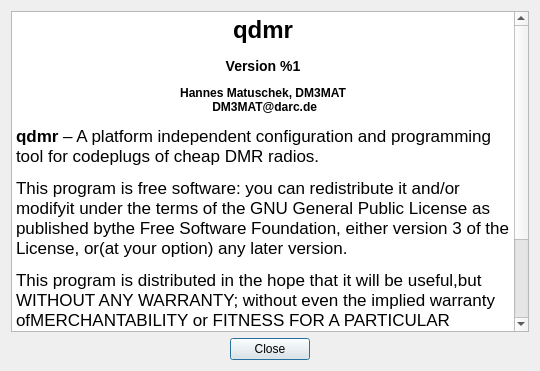
This is shared/aboutdialog.ui in hmatuschek/qdmr as Qt 5 draws it before an edit. The edited form follows.
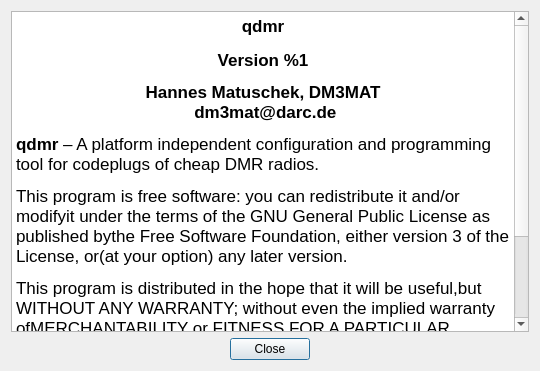
This is the edited form. Icons and pictures are not drawn.

The edit to the form file:
```diff
--- a/shared/aboutdialog.ui
+++ b/shared/aboutdialog.ui
@@ -30,14 +30,14 @@
       <string>&lt;!DOCTYPE HTML PUBLIC &quot;-//W3C//DTD HTML 4.0//EN&quot; &quot;http://www.w3.org/TR/REC-html40/strict.dtd&quot;&gt;
 &lt;html&gt;&lt;head&gt;&lt;meta name=&quot;qrichtext&quot; content=&quot;1&quot; /&gt;&lt;title&gt;About qdmr&lt;/title&gt;&lt;style type=&quot;text/css&quot;&gt;
 p, li { white-space: pre-wrap; }
-&lt;/style&gt;&lt;/head&gt;&lt;body style=&quot; font-family:'.SF NS Text'; font-size:13pt; font-weight:400; font-style:normal;&quot;&gt;
-&lt;h1 align=&quot;center&quot; style=&quot; margin-top:18px; margin-bottom:12px; margin-left:0px; margin-right:0px; -qt-block-indent:0; text-indent:0px;&quot;&gt;&lt;span style=&quot; font-size:xx-large; font-weight:600;&quot;&gt;qdmr&lt;/span&gt;&lt;/h1&gt;
-&lt;h3 align=&quot;center&quot; style=&quot; margin-top:14px; margin-bottom:12px; margin-left:0px; margin-right:0px; -qt-block-indent:0; text-indent:0px;&quot;&gt;&lt;span style=&quot; font-size:large; font-weight:600;&quot;&gt;Version %1&lt;/span&gt;&lt;/h3&gt;
-&lt;h4 align=&quot;center&quot; style=&quot; margin-top:12px; margin-bottom:12px; margin-left:0px; margin-right:0px; -qt-block-indent:0; text-indent:0px;&quot;&gt;&lt;span style=&quot; font-size:medium; font-weight:600;&quot;&gt;Hannes Matuschek, DM3MAT&lt;br /&gt; DM3MAT@darc.de&lt;/span&gt;&lt;/h4&gt;
-&lt;p style=&quot; margin-top:12px; margin-bottom:12px; margin-left:0px; margin-right:0px; -qt-block-indent:0; text-indent:0px;&quot;&gt;&lt;span style=&quot; font-weight:600;&quot;&gt;qdmr&lt;/span&gt; – A platform independent configuration and programming tool for codeplugs of cheap DMR radios.&lt;/p&gt;
-&lt;p style=&quot; margin-top:12px; margin-bottom:12px; margin-left:0px; margin-right:0px; -qt-block-indent:0; text-indent:0px;&quot;&gt;This program is free software: you can redistribute it and/or modifyit under the terms of the GNU General Public License as published bythe Free Software Foundation, either version 3 of the License, or(at your option) any later version.&lt;/p&gt;
-&lt;p style=&quot; margin-top:12px; margin-bottom:12px; margin-left:0px; margin-right:0px; -qt-block-indent:0; text-indent:0px;&quot;&gt;This program is distributed in the hope that it will be useful,but WITHOUT ANY WARRANTY; without even the implied warranty ofMERCHANTABILITY or FITNESS FOR A PARTICULAR PURPOSE.  See theGNU General Public License for more details.&lt;/p&gt;
-&lt;p style=&quot; margin-top:12px; margin-bottom:12px; margin-left:0px; margin-right:0px; -qt-block-indent:0; text-indent:0px;&quot;&gt;You should have received a copy of the GNU General Public Licensealong with this program.  If not, see &lt;a href=&quot;https://www.gnu.org/licenses/&quot;&gt;&lt;span style=&quot; text-decoration: underline; color:#0000ff;&quot;&gt;https://www.gnu.org/licenses/&lt;/span&gt;&lt;/a&gt;.&lt;/p&gt;&lt;/body&gt;&lt;/html&gt;</string>
+&lt;/style&gt;&lt;/head&gt;&lt;body style=&quot; font-family:'Ubuntu'; font-size:11pt; font-weight:400; font-style:normal;&quot;&gt;
+&lt;p align=&quot;center&quot; style=&quot; margin-top:18px; margin-bottom:12px; margin-left:0px; margin-right:0px; -qt-block-indent:0; text-indent:0px;&quot;&gt;&lt;span style=&quot; font-family:'.SF NS Text'; font-size:13pt; font-weight:600;&quot;&gt;qdmr&lt;/span&gt;&lt;/p&gt;
+&lt;p align=&quot;center&quot; style=&quot; margin-top:14px; margin-bottom:12px; margin-left:0px; margin-right:0px; -qt-block-indent:0; text-indent:0px;&quot;&gt;&lt;span style=&quot; font-family:'.SF NS Text'; font-size:13pt; font-weight:600;&quot;&gt;Version %1&lt;/span&gt;&lt;/p&gt;
+&lt;p align=&quot;center&quot; style=&quot; margin-top:12px; margin-bottom:12px; margin-left:0px; margin-right:0px; -qt-block-indent:0; text-indent:0px;&quot;&gt;&lt;span style=&quot; font-family:'.SF NS Text'; font-size:13pt; font-weight:600;&quot;&gt;Hannes Matuschek, DM3MAT&lt;br /&gt; dm3mat@darc.de&lt;/span&gt;&lt;/p&gt;
+&lt;p style=&quot; margin-top:12px; margin-bottom:12px; margin-left:0px; margin-right:0px; -qt-block-indent:0; text-indent:0px;&quot;&gt;&lt;span style=&quot; font-family:'.SF NS Text'; font-size:13pt; font-weight:600;&quot;&gt;qdmr&lt;/span&gt;&lt;span style=&quot; font-family:'.SF NS Text'; font-size:13pt;&quot;&gt; – A platform independent configuration and programming tool for codeplugs of cheap DMR radios.&lt;/span&gt;&lt;/p&gt;
+&lt;p style=&quot; margin-top:12px; margin-bottom:12px; margin-left:0px; margin-right:0px; -qt-block-indent:0; text-indent:0px;&quot;&gt;&lt;span style=&quot; font-family:'.SF NS Text'; font-size:13pt;&quot;&gt;This program is free software: you can redistribute it and/or modifyit under the terms of the GNU General Public License as published bythe Free Software Foundation, either version 3 of the License, or(at your option) any later version.&lt;/span&gt;&lt;/p&gt;
+&lt;p style=&quot; margin-top:12px; margin-bottom:12px; margin-left:0px; margin-right:0px; -qt-block-indent:0; text-indent:0px;&quot;&gt;&lt;span style=&quot; font-family:'.SF NS Text'; font-size:13pt;&quot;&gt;This program is distributed in the hope that it will be useful,but WITHOUT ANY WARRANTY; without even the implied warranty ofMERCHANTABILITY or FITNESS FOR A PARTICULAR PURPOSE.  See theGNU General Public License for more details.&lt;/span&gt;&lt;/p&gt;
+&lt;p style=&quot; margin-top:12px; margin-bottom:12px; margin-left:0px; margin-right:0px; -qt-block-indent:0; text-indent:0px;&quot;&gt;&lt;span style=&quot; font-family:'.SF NS Text'; font-size:13pt;&quot;&gt;You should have received a copy of the GNU General Public Licensealong with this program.  If not, see &lt;/span&gt;&lt;a href=&quot;https://www.gnu.org/licenses/&quot;&gt;&lt;span style=&quot; font-family:'.SF NS Text'; font-size:13pt; text-decoration: underline; color:#0000ff;&quot;&gt;https://www.gnu.org/licenses/&lt;/span&gt;&lt;/a&gt;&lt;span style=&quot; font-family:'.SF NS Text'; font-size:13pt;&quot;&gt;.&lt;/span&gt;&lt;/p&gt;&lt;/body&gt;&lt;/html&gt;</string>
      </property>
      <property name="textInteractionFlags">
       <set>Qt::LinksAccessibleByKeyboard|Qt::LinksAccessibleByMouse|Qt::TextBrowserInteraction|Qt::TextSelectableByKeyboard|Qt::TextSelectableByMouse</set>
```
